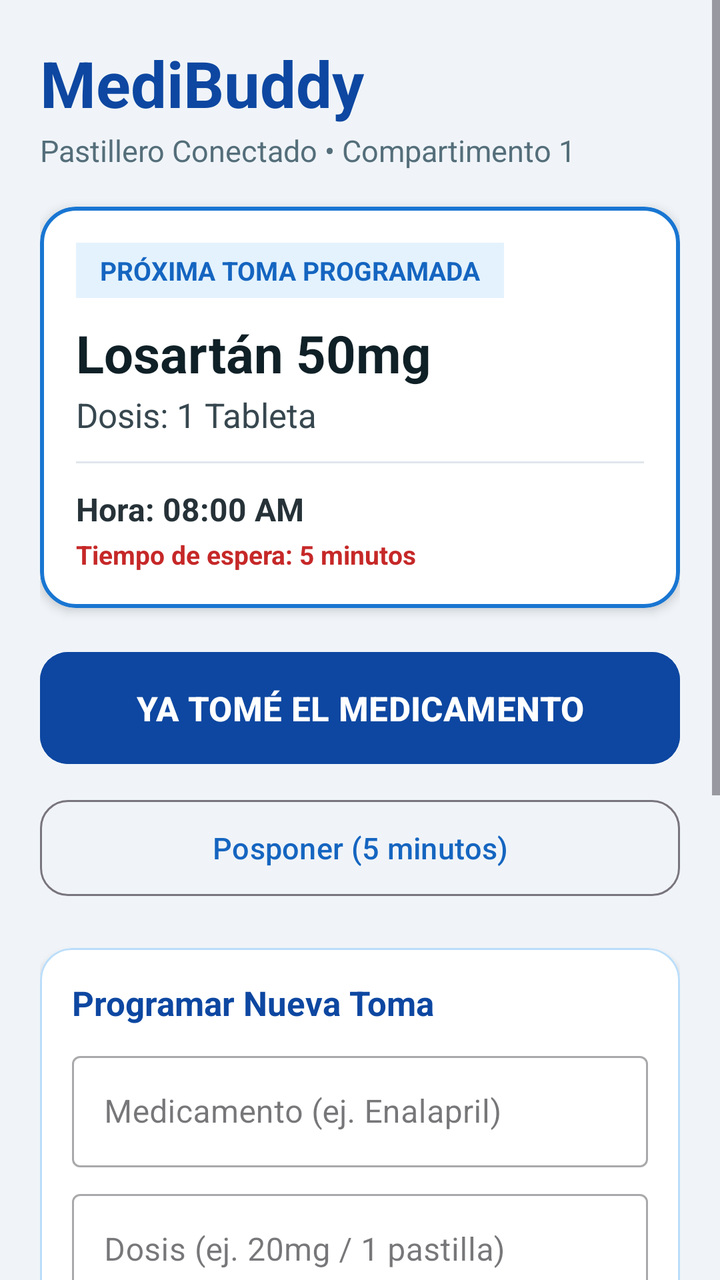
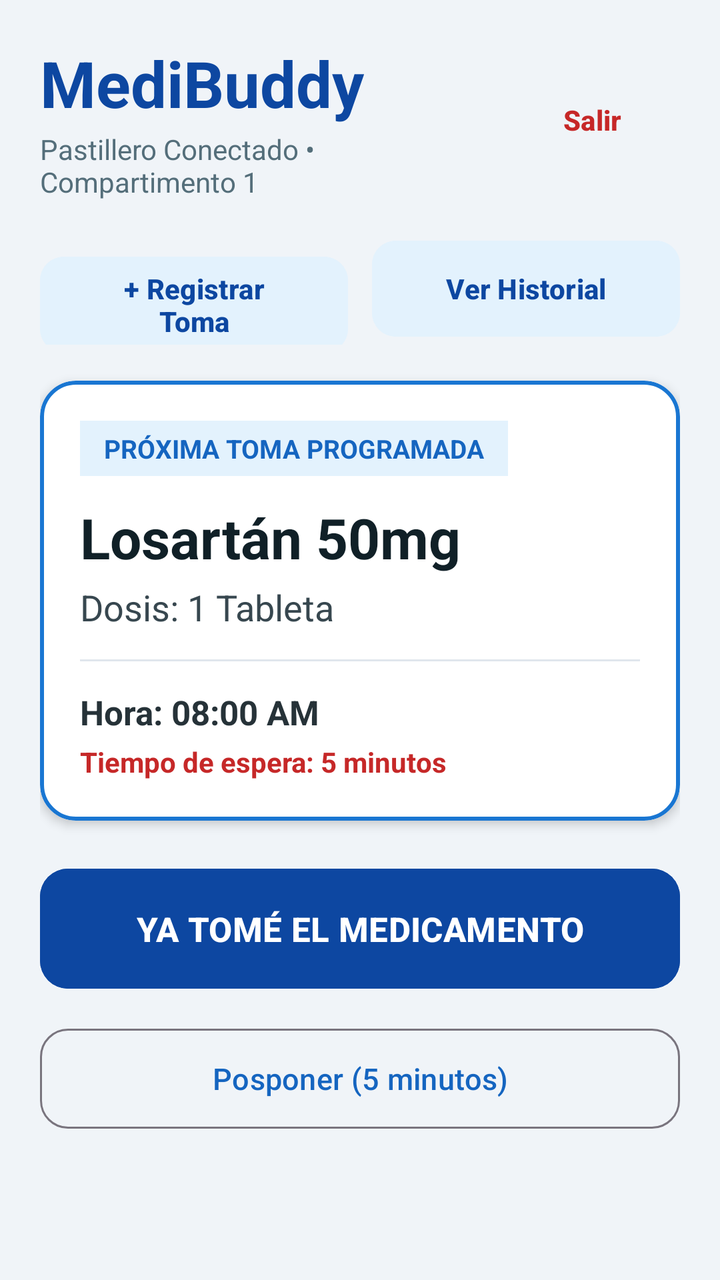

The first picture is an Android layout as it rendered before a commit; the second is the same layout after the commit. The layout source and the unified diff follow.
<!-- AndroidManifest.xml: application theme Theme.MediBox -->
<!-- res/layout/activity_main.xml -->
<?xml version="1.0" encoding="utf-8"?>
<ScrollView xmlns:android="http://schemas.android.com/apk/res/android"
    xmlns:app="http://schemas.android.com/apk/res-auto"
    android:layout_width="match_parent"
    android:layout_height="match_parent"
    android:background="#F0F4F8"
    android:fillViewport="true">

    <LinearLayout
        android:layout_width="match_parent"
        android:layout_height="wrap_content"
        android:orientation="vertical"
        android:padding="20dp">

        
        <TextView
            android:id="@+id/tvTituloApp"
            android:layout_width="match_parent"
            android:layout_height="wrap_content"
            android:text="MediBuddy"
            android:textColor="#0D47A1"
            android:textSize="32sp"
            android:textStyle="bold" />

        <TextView
            android:id="@+id/tvSubtitulo"
            android:layout_width="match_parent"
            android:layout_height="wrap_content"
            android:layout_marginTop="2dp"
            android:text="Pastillero Conectado • Compartimento 1"
            android:textColor="#546E7A"
            android:textSize="15sp" />

        
        <com.google.android.material.card.MaterialCardView
            android:layout_width="match_parent"
            android:layout_height="wrap_content"
            android:layout_marginTop="18dp"
            app:cardBackgroundColor="#FFFFFF"
            app:cardCornerRadius="18dp"
            app:cardElevation="3dp"
            app:strokeColor="#1976D2"
            app:strokeWidth="2dp">

            <LinearLayout
                android:layout_width="match_parent"
                android:layout_height="wrap_content"
                android:orientation="vertical"
                android:padding="18dp">

                <TextView
                    android:id="@+id/tvEstadoAlerta"
                    android:layout_width="wrap_content"
                    android:layout_height="wrap_content"
                    android:background="#E3F2FD"
                    android:paddingHorizontal="12dp"
                    android:paddingVertical="5dp"
                    android:text="PRÓXIMA TOMA PROGRAMADA"
                    android:textColor="#1565C0"
                    android:textSize="13sp"
                    android:textStyle="bold" />

                <TextView
                    android:id="@+id/tvNombreMedicamento"
                    android:layout_width="match_parent"
                    android:layout_height="wrap_content"
                    android:layout_marginTop="10dp"
                    android:text="Losartán 50mg"
                    android:textColor="#102027"
                    android:textSize="26sp"
                    android:textStyle="bold" />

                <TextView
                    android:id="@+id/tvDosis"
                    android:layout_width="match_parent"
                    android:layout_height="wrap_content"
                    android:layout_marginTop="2dp"
                    android:text="Dosis: 1 Tableta"
                    android:textColor="#37474F"
                    android:textSize="17sp" />

                <View
                    android:layout_width="match_parent"
                    android:layout_height="1dp"
                    android:layout_marginVertical="12dp"
                    android:background="#E0E6ED" />

                <TextView
                    android:id="@+id/tvHoraProgramada"
                    android:layout_width="match_parent"
                    android:layout_height="wrap_content"
                    android:text="Hora: 08:00 AM"
                    android:textColor="#263238"
                    android:textSize="16sp"
                    android:textStyle="bold" />

                <TextView
                    android:id="@+id/tvTiempoEspera"
                    android:layout_width="match_parent"
                    android:layout_height="wrap_content"
                    android:layout_marginTop="3dp"
                    android:text="Tiempo de espera: 5 minutos"
                    android:textColor="#C62828"
                    android:textSize="13sp"
                    android:textStyle="bold" />
            </LinearLayout>
        </com.google.android.material.card.MaterialCardView>

        
        <com.google.android.material.button.MaterialButton
            android:id="@+id/btnConfirmarToma"
            android:layout_width="match_parent"
            android:layout_height="64dp"
            android:layout_marginTop="18dp"
            android:backgroundTint="#0D47A1"
            android:text="YA TOMÉ EL MEDICAMENTO"
            android:textColor="#FFFFFF"
            android:textSize="17sp"
            android:textStyle="bold"
            app:cornerRadius="14dp" />

        
        <com.google.android.material.button.MaterialButton
            android:id="@+id/btnPosponerToma"
            style="@style/Widget.Material3.Button.OutlinedButton"
            android:layout_width="match_parent"
            android:layout_height="56dp"
            android:layout_marginTop="10dp"
            android:strokeColor="#1976D2"
            android:text="Posponer (5 minutos)"
            android:textColor="#1565C0"
            android:textSize="15sp"
            app:cornerRadius="14dp" />

        
        <com.google.android.material.card.MaterialCardView
            android:layout_width="match_parent"
            android:layout_height="wrap_content"
            android:layout_marginTop="22dp"
            app:cardBackgroundColor="#FFFFFF"
            app:cardCornerRadius="16dp"
            app:cardElevation="2dp"
            app:strokeColor="#BBDEFB"
            app:strokeWidth="1dp">

            <LinearLayout
                android:layout_width="match_parent"
                android:layout_height="wrap_content"
                android:orientation="vertical"
                android:padding="16dp">

                <TextView
                    android:layout_width="wrap_content"
                    android:layout_height="wrap_content"
                    android:text="Programar Nueva Toma"
                    android:textColor="#0D47A1"
                    android:textSize="17sp"
                    android:textStyle="bold" />

                
                <com.google.android.material.textfield.TextInputLayout
                    style="@style/Widget.MaterialComponents.TextInputLayout.OutlinedBox"
                    android:layout_width="match_parent"
                    android:layout_height="wrap_content"
                    android:layout_marginTop="10dp"
                    android:hint="Medicamento (ej. Enalapril)">

                    <com.google.android.material.textfield.TextInputEditText
                        android:id="@+id/etNombreMedicamento"
                        android:layout_width="match_parent"
                        android:layout_height="wrap_content" />
                </com.google.android.material.textfield.TextInputLayout>

                
                <com.google.android.material.textfield.TextInputLayout
                    style="@style/Widget.MaterialComponents.TextInputLayout.OutlinedBox"
                    android:layout_width="match_parent"
                    android:layout_height="wrap_content"
                    android:layout_marginTop="8dp"
                    android:hint="Dosis (ej. 20mg / 1 pastilla)">

                    <com.google.android.material.textfield.TextInputEditText
                        android:id="@+id/etDosisMedicamento"
                        android:layout_width="match_parent"
                        android:layout_height="wrap_content" />
                </com.google.android.material.textfield.TextInputLayout>

                
                <LinearLayout
                    android:layout_width="match_parent"
                    android:layout_height="wrap_content"
                    android:layout_marginTop="10dp"
                    android:gravity="center_vertical"
                    android:orientation="horizontal">

                    <TextView
                        android:id="@+id/tvHoraSeleccionada"
                        android:layout_width="0dp"
                        android:layout_height="wrap_content"
                        android:layout_weight="1"
                        android:text="Hora: 08:00 AM"
                        android:textColor="#37474F"
                        android:textSize="15sp"
                        android:textStyle="bold" />

                    <com.google.android.material.button.MaterialButton
                        android:id="@+id/btnElegirHora"
                        style="@style/Widget.Material3.Button.TonalButton"
                        android:layout_width="wrap_content"
                        android:layout_height="wrap_content"
                        android:backgroundTint="#E3F2FD"
                        android:text="Cambiar Hora"
                        android:textColor="#0D47A1" />
                </LinearLayout>

                
                <com.google.android.material.button.MaterialButton
                    android:id="@+id/btnProgramarToma"
                    android:layout_width="match_parent"
                    android:layout_height="52dp"
                    android:layout_marginTop="12dp"
                    android:backgroundTint="#1976D2"
                    android:text="Guardar y Programar"
                    android:textColor="#FFFFFF"
                    android:textSize="15sp"
                    app:cornerRadius="10dp" />
            </LinearLayout>
        </com.google.android.material.card.MaterialCardView>

        
        <com.google.android.material.card.MaterialCardView
            android:layout_width="match_parent"
            android:layout_height="wrap_content"
            android:layout_marginTop="16dp"
            android:layout_marginBottom="24dp"
            app:cardBackgroundColor="#FFFFFF"
            app:cardCornerRadius="16dp"
            app:cardElevation="2dp"
            app:strokeColor="#CFD8DC"
            app:strokeWidth="1dp">

            <LinearLayout
                android:layout_width="match_parent"
                android:layout_height="wrap_content"
                android:orientation="vertical"
                android:padding="16dp">

                <TextView
                    android:layout_width="wrap_content"
                    android:layout_height="wrap_content"
                    android:text="Vincular con Cuidador"
                    android:textColor="#263238"
                    android:textSize="15sp"
                    android:textStyle="bold" />

                <com.google.android.material.textfield.TextInputLayout
                    style="@style/Widget.MaterialComponents.TextInputLayout.OutlinedBox"
                    android:layout_width="match_parent"
                    android:layout_height="wrap_content"
                    android:layout_marginTop="8dp"
                    android:hint="Código de 6 letras">

                    <com.google.android.material.textfield.TextInputEditText
                        android:id="@+id/etCodigoVinculacion"
                        android:layout_width="match_parent"
                        android:layout_height="wrap_content"
                        android:textAllCaps="true" />
                </com.google.android.material.textfield.TextInputLayout>

                <com.google.android.material.button.MaterialButton
                    android:id="@+id/btnVincular"
                    style="@style/Widget.Material3.Button.TonalButton"
                    android:layout_width="match_parent"
                    android:layout_height="48dp"
                    android:layout_marginTop="10dp"
                    android:backgroundTint="#ECEFF1"
                    android:text="Vincular Dispositivo"
                    android:textColor="#37474F" />
            </LinearLayout>
        </com.google.android.material.card.MaterialCardView>

    </LinearLayout>
</ScrollView>
<!-- resources referenced by this layout -->
<resources>
  <style name="Theme.MediBox" parent="Base.Theme.MediBox" />
  <style name="Base.Theme.MediBox" parent="Theme.Material3.DayNight.NoActionBar">
          
          
      </style>
</resources>

<!-- the commit's change to res/layout/activity_main.xml (unified diff, before → after) -->
@@ -13,23 +13,82 @@
         android:padding="20dp">
 
         
-        <TextView
-            android:id="@+id/tvTituloApp"
+        <LinearLayout
             android:layout_width="match_parent"
             android:layout_height="wrap_content"
-            android:text="MediBuddy"
-            android:textColor="#0D47A1"
-            android:textSize="32sp"
-            android:textStyle="bold" />
+            android:gravity="center_vertical"
+            android:orientation="horizontal">
 
-        <TextView
-            android:id="@+id/tvSubtitulo"
+            <LinearLayout
+                android:layout_width="0dp"
+                android:layout_height="wrap_content"
+                android:layout_weight="1"
+                android:orientation="vertical">
+
+                <TextView
+                    android:id="@+id/tvTituloApp"
+                    android:layout_width="wrap_content"
+                    android:layout_height="wrap_content"
+                    android:text="MediBuddy"
+                    android:textColor="#0D47A1"
+                    android:textSize="32sp"
+                    android:textStyle="bold" />
+
+                <TextView
+                    android:id="@+id/tvSubtitulo"
+                    android:layout_width="wrap_content"
+                    android:layout_height="wrap_content"
+                    android:layout_marginTop="2dp"
+                    android:text="Pastillero Conectado • Compartimento 1"
+                    android:textColor="#546E7A"
+                    android:textSize="14sp" />
+            </LinearLayout>
+
+            <com.google.android.material.button.MaterialButton
+                android:id="@+id/btnCerrarSesion"
+                style="@style/Widget.Material3.Button.TextButton"
+                android:layout_width="wrap_content"
+                android:layout_height="wrap_content"
+                android:text="Salir"
+                android:textColor="#C62828"
+                android:textStyle="bold" />
+        </LinearLayout>
+
+        
+        <LinearLayout
             android:layout_width="match_parent"
             android:layout_height="wrap_content"
-            android:layout_marginTop="2dp"
-            android:text="Pastillero Conectado • Compartimento 1"
-            android:textColor="#546E7A"
-            android:textSize="15sp" />
+            android:layout_marginTop="16dp"
+            android:orientation="horizontal">
+
+            <com.google.android.material.button.MaterialButton
+                android:id="@+id/btnIrRegistro"
+                style="@style/Widget.Material3.Button.TonalButton"
+                android:layout_width="0dp"
+                android:layout_height="56dp"
+                android:layout_marginEnd="6dp"
+                android:layout_weight="1"
+                android:backgroundTint="#E3F2FD"
+                android:text="+ Registrar Toma"
+                android:textColor="#0D47A1"
+                android:textSize="14sp"
+                android:textStyle="bold"
+                app:cornerRadius="12dp" />
+
+            <com.google.android.material.button.MaterialButton
+                android:id="@+id/btnIrHistorial"
+                style="@style/Widget.Material3.Button.TonalButton"
+                android:layout_width="0dp"
+                android:layout_height="56dp"
+                android:layout_marginStart="6dp"
+                android:layout_weight="1"
+                android:backgroundTint="#E3F2FD"
+                android:text="Ver Historial"
+                android:textColor="#0D47A1"
+                android:textSize="14sp"
+                android:textStyle="bold"
+                app:cornerRadius="12dp" />
+        </LinearLayout>
 
         
         <com.google.android.material.card.MaterialCardView
@@ -46,7 +105,7 @@
                 android:layout_width="match_parent"
                 android:layout_height="wrap_content"
                 android:orientation="vertical"
-                android:padding="18dp">
+                android:padding="20dp">
 
                 <TextView
                     android:id="@+id/tvEstadoAlerta"
@@ -64,25 +123,25 @@
                     android:id="@+id/tvNombreMedicamento"
                     android:layout_width="match_parent"
                     android:layout_height="wrap_content"
-                    android:layout_marginTop="10dp"
+                    android:layout_marginTop="12dp"
                     android:text="Losartán 50mg"
                     android:textColor="#102027"
-                    android:textSize="26sp"
+                    android:textSize="28sp"
                     android:textStyle="bold" />
 
                 <TextView
                     android:id="@+id/tvDosis"
                     android:layout_width="match_parent"
                     android:layout_height="wrap_content"
-                    android:layout_marginTop="2dp"
+                    android:layout_marginTop="4dp"
                     android:text="Dosis: 1 Tableta"
                     android:textColor="#37474F"
-                    android:textSize="17sp" />
+                    android:textSize="18sp" />
 
                 <View
                     android:layout_width="match_parent"
                     android:layout_height="1dp"
-                    android:layout_marginVertical="12dp"
+                    android:layout_marginVertical="14dp"
                     android:background="#E0E6ED" />
 
                 <TextView
@@ -91,17 +150,17 @@
                     android:layout_height="wrap_content"
                     android:text="Hora: 08:00 AM"
                     android:textColor="#263238"
-                    android:textSize="16sp"
+                    android:textSize="17sp"
                     android:textStyle="bold" />
 
                 <TextView
                     android:id="@+id/tvTiempoEspera"
                     android:layout_width="match_parent"
                     android:layout_height="wrap_content"
-                    android:layout_marginTop="3dp"
+                    android:layout_marginTop="4dp"
                     android:text="Tiempo de espera: 5 minutos"
                     android:textColor="#C62828"
-                    android:textSize="13sp"
+                    android:textSize="14sp"
                     android:textStyle="bold" />
             </LinearLayout>
         </com.google.android.material.card.MaterialCardView>
@@ -110,8 +169,8 @@
         <com.google.android.material.button.MaterialButton
             android:id="@+id/btnConfirmarToma"
             android:layout_width="match_parent"
-            android:layout_height="64dp"
-            android:layout_marginTop="18dp"
+            android:layout_height="68dp"
+            android:layout_marginTop="20dp"
             android:backgroundTint="#0D47A1"
             android:text="YA TOMÉ EL MEDICAMENTO"
             android:textColor="#FFFFFF"
@@ -124,160 +183,13 @@
             android:id="@+id/btnPosponerToma"
             style="@style/Widget.Material3.Button.OutlinedButton"
             android:layout_width="match_parent"
-            android:layout_height="56dp"
-            android:layout_marginTop="10dp"
+            android:layout_height="58dp"
+            android:layout_marginTop="12dp"
             android:strokeColor="#1976D2"
             android:text="Posponer (5 minutos)"
             android:textColor="#1565C0"
             android:textSize="15sp"
             app:cornerRadius="14dp" />
 
-        
-        <com.google.android.material.card.MaterialCardView
-            android:layout_width="match_parent"
-            android:layout_height="wrap_content"
-            android:layout_marginTop="22dp"
-            app:cardBackgroundColor="#FFFFFF"
-            app:cardCornerRadius="16dp"
-            app:cardElevation="2dp"
-            app:strokeColor="#BBDEFB"
-            app:strokeWidth="1dp">
-
-            <LinearLayout
-                android:layout_width="match_parent"
-                android:layout_height="wrap_content"
-                android:orientation="vertical"
-                android:padding="16dp">
-
-                <TextView
-                    android:layout_width="wrap_content"
-                    android:layout_height="wrap_content"
-                    android:text="Programar Nueva Toma"
-                    android:textColor="#0D47A1"
-                    android:textSize="17sp"
-                    android:textStyle="bold" />
-
-                
-                <com.google.android.material.textfield.TextInputLayout
-                    style="@style/Widget.MaterialComponents.TextInputLayout.OutlinedBox"
-                    android:layout_width="match_parent"
-                    android:layout_height="wrap_content"
-                    android:layout_marginTop="10dp"
-                    android:hint="Medicamento (ej. Enalapril)">
-
-                    <com.google.android.material.textfield.TextInputEditText
-                        android:id="@+id/etNombreMedicamento"
-                        android:layout_width="match_parent"
-                        android:layout_height="wrap_content" />
-                </com.google.android.material.textfield.TextInputLayout>
-
-                
-                <com.google.android.material.textfield.TextInputLayout
-                    style="@style/Widget.MaterialComponents.TextInputLayout.OutlinedBox"
-                    android:layout_width="match_parent"
-                    android:layout_height="wrap_content"
-                    android:layout_marginTop="8dp"
-                    android:hint="Dosis (ej. 20mg / 1 pastilla)">
-
-                    <com.google.android.material.textfield.TextInputEditText
-                        android:id="@+id/etDosisMedicamento"
-                        android:layout_width="match_parent"
-                        android:layout_height="wrap_content" />
-                </com.google.android.material.textfield.TextInputLayout>
-
-                
-                <LinearLayout
-                    android:layout_width="match_parent"
-                    android:layout_height="wrap_content"
-                    android:layout_marginTop="10dp"
-                    android:gravity="center_vertical"
-                    android:orientation="horizontal">
-
-                    <TextView
-                        android:id="@+id/tvHoraSeleccionada"
-                        android:layout_width="0dp"
-                        android:layout_height="wrap_content"
-                        android:layout_weight="1"
-                        android:text="Hora: 08:00 AM"
-                        android:textColor="#37474F"
-                        android:textSize="15sp"
-                        android:textStyle="bold" />
-
-                    <com.google.android.material.button.MaterialButton
-                        android:id="@+id/btnElegirHora"
-                        style="@style/Widget.Material3.Button.TonalButton"
-                        android:layout_width="wrap_content"
-                        android:layout_height="wrap_content"
-                        android:backgroundTint="#E3F2FD"
-                        android:text="Cambiar Hora"
-                        android:textColor="#0D47A1" />
-                </LinearLayout>
-
-                
-                <com.google.android.material.button.MaterialButton
-                    android:id="@+id/btnProgramarToma"
-                    android:layout_width="match_parent"
-                    android:layout_height="52dp"
-                    android:layout_marginTop="12dp"
-                    android:backgroundTint="#1976D2"
-                    android:text="Guardar y Programar"
-                    android:textColor="#FFFFFF"
-                    android:textSize="15sp"
-                    app:cornerRadius="10dp" />
-            </LinearLayout>
-        </com.google.android.material.card.MaterialCardView>
-
-        
-        <com.google.android.material.card.MaterialCardView
-            android:layout_width="match_parent"
-            android:layout_height="wrap_content"
-            android:layout_marginTop="16dp"
-            android:layout_marginBottom="24dp"
-            app:cardBackgroundColor="#FFFFFF"
-            app:cardCornerRadius="16dp"
-            app:cardElevation="2dp"
-            app:strokeColor="#CFD8DC"
-            app:strokeWidth="1dp">
-
-            <LinearLayout
-                android:layout_width="match_parent"
-                android:layout_height="wrap_content"
-                android:orientation="vertical"
-                android:padding="16dp">
-
-                <TextView
-                    android:layout_width="wrap_content"
-                    android:layout_height="wrap_content"
-                    android:text="Vincular con Cuidador"
-                    android:textColor="#263238"
-                    android:textSize="15sp"
-                    android:textStyle="bold" />
-
-                <com.google.android.material.textfield.TextInputLayout
-                    style="@style/Widget.MaterialComponents.TextInputLayout.OutlinedBox"
-                    android:layout_width="match_parent"
-                    android:layout_height="wrap_content"
-                    android:layout_marginTop="8dp"
-                    android:hint="Código de 6 letras">
-
-                    <com.google.android.material.textfield.TextInputEditText
-                        android:id="@+id/etCodigoVinculacion"
-                        android:layout_width="match_parent"
-                        android:layout_height="wrap_content"
-                        android:textAllCaps="true" />
-                </com.google.android.material.textfield.TextInputLayout>
-
-                <com.google.android.material.button.MaterialButton
-                    android:id="@+id/btnVincular"
-                    style="@style/Widget.Material3.Button.TonalButton"
-                    android:layout_width="match_parent"
-                    android:layout_height="48dp"
-                    android:layout_marginTop="10dp"
-                    android:backgroundTint="#ECEFF1"
-                    android:text="Vincular Dispositivo"
-                    android:textColor="#37474F" />
-            </LinearLayout>
-        </com.google.android.material.card.MaterialCardView>
-
     </LinearLayout>
 </ScrollView>
